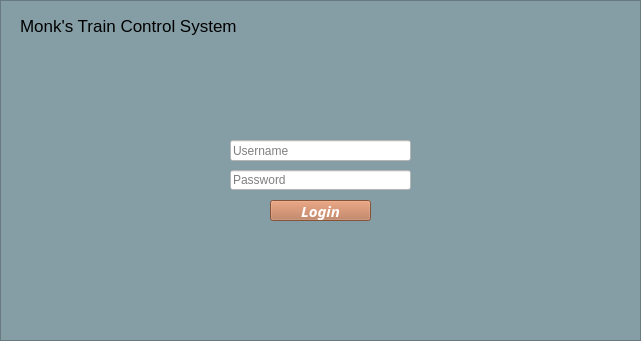
The window that src/UI/login_page.ui (aet37/ECE1140-Project) describes before a commit, drawn with Qt 5.
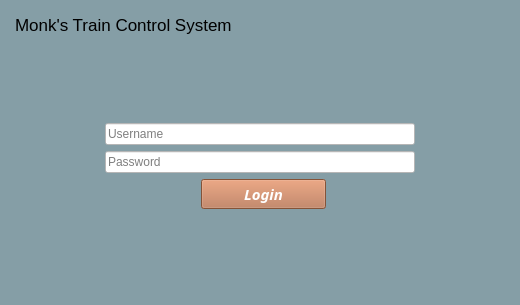
The same window after the commit.

Commit message: Fix up login page

Diff of the .ui file:
```diff
--- a/src/UI/login_page.ui
+++ b/src/UI/login_page.ui
@@ -6,64 +6,37 @@
    <rect>
     <x>0</x>
     <y>0</y>
-    <width>641</width>
-    <height>341</height>
+    <width>520</width>
+    <height>305</height>
    </rect>
   </property>
   <property name="windowTitle">
    <string>Login</string>
   </property>
   <widget class="QWidget" name="centralwidget">
-   <widget class="QFrame" name="frame">
-    <property name="geometry">
-     <rect>
-      <x>0</x>
-      <y>0</y>
-      <width>641</width>
-      <height>341</height>
-     </rect>
-    </property>
     <property name="styleSheet">
-     <string notr="true">border-color: rgb(0, 0, 0);
-background-color: rgb(133, 158, 166);</string>
-    </property>
-    <property name="frameShape">
-     <enum>QFrame::StyledPanel</enum>
+    <string notr="true">background-color: rgb(133, 158, 166);</string>
+   </property>
+   <layout class="QGridLayout" name="gridLayout">
+    <property name="leftMargin">
+     <number>15</number>
     </property>
-    <property name="frameShadow">
-     <enum>QFrame::Raised</enum>
+    <property name="topMargin">
+     <number>15</number>
     </property>
-    <widget class="QLabel" name="label">
-     <property name="geometry">
-      <rect>
-       <x>20</x>
-       <y>10</y>
-       <width>251</width>
-       <height>31</height>
-      </rect>
-     </property>
-     <property name="font">
-      <font>
-       <pointsize>13</pointsize>
-       <weight>50</weight>
-       <bold>false</bold>
-      </font>
-     </property>
-     <property name="styleSheet">
-      <string notr="true">color: rgb(0, 0, 0);</string>
-     </property>
-     <property name="text">
-      <string>Monk's Train Control System</string>
-     </property>
-    </widget>
+    <property name="rightMargin">
+     <number>15</number>
+    </property>
+    <property name="bottomMargin">
+     <number>15</number>
+    </property>
+    <item row="5" column="3">
     <widget class="QPushButton" name="login_button">
-     <property name="geometry">
-      <rect>
-       <x>270</x>
-       <y>200</y>
-       <width>101</width>
-       <height>21</height>
-      </rect>
+      <property name="minimumSize">
+       <size>
+        <width>125</width>
+        <height>0</height>
+       </size>
      </property>
      <property name="font">
       <font>
@@ -85,15 +58,48 @@
       <string>Login</string>
      </property>
     </widget>
+    </item>
+    <item row="2" column="0">
+     <spacer name="horizontalSpacer">
+      <property name="orientation">
+       <enum>Qt::Horizontal</enum>
+      </property>
+      <property name="sizeHint" stdset="0">
+       <size>
+        <width>40</width>
+        <height>20</height>
+       </size>
+      </property>
+     </spacer>
+    </item>
+    <item row="1" column="3">
+     <spacer name="verticalSpacer">
+      <property name="orientation">
+       <enum>Qt::Vertical</enum>
+      </property>
+      <property name="sizeHint" stdset="0">
+       <size>
+        <width>20</width>
+        <height>40</height>
+       </size>
+      </property>
+     </spacer>
+    </item>
+    <item row="5" column="1">
+     <spacer name="horizontalSpacer_2">
+      <property name="orientation">
+       <enum>Qt::Horizontal</enum>
+      </property>
+      <property name="sizeHint" stdset="0">
+       <size>
+        <width>40</width>
+        <height>20</height>
+       </size>
+      </property>
+     </spacer>
+    </item>
+    <item row="2" column="1" colspan="4">
     <widget class="QLineEdit" name="username_in">
-     <property name="geometry">
-      <rect>
-       <x>230</x>
-       <y>140</y>
-       <width>181</width>
-       <height>21</height>
-      </rect>
-     </property>
      <property name="styleSheet">
       <string notr="true">background-color: rgb(255, 255, 255);</string>
      </property>
@@ -101,14 +107,66 @@
       <string>Username</string>
      </property>
     </widget>
+    </item>
+    <item row="5" column="0">
+     <spacer name="horizontalSpacer_3">
+      <property name="orientation">
+       <enum>Qt::Horizontal</enum>
+      </property>
+      <property name="sizeHint" stdset="0">
+       <size>
+        <width>40</width>
+        <height>20</height>
+       </size>
+      </property>
+     </spacer>
+    </item>
+    <item row="6" column="3">
+     <spacer name="verticalSpacer_2">
+      <property name="orientation">
+       <enum>Qt::Vertical</enum>
+      </property>
+      <property name="sizeHint" stdset="0">
+       <size>
+        <width>20</width>
+        <height>40</height>
+       </size>
+      </property>
+     </spacer>
+    </item>
+    <item row="5" column="4">
+     <spacer name="horizontalSpacer_4">
+      <property name="orientation">
+       <enum>Qt::Horizontal</enum>
+      </property>
+      <property name="sizeHint" stdset="0">
+       <size>
+        <width>40</width>
+        <height>20</height>
+       </size>
+      </property>
+     </spacer>
+    </item>
+    <item row="5" column="5">
+     <spacer name="horizontalSpacer_5">
+      <property name="orientation">
+       <enum>Qt::Horizontal</enum>
+      </property>
+      <property name="sizeHint" stdset="0">
+       <size>
+        <width>40</width>
+        <height>20</height>
+       </size>
+      </property>
+     </spacer>
+    </item>
+    <item row="4" column="1" colspan="4">
     <widget class="QLineEdit" name="password_in">
-     <property name="geometry">
-      <rect>
-       <x>230</x>
-       <y>170</y>
-       <width>181</width>
-       <height>20</height>
-      </rect>
+      <property name="maximumSize">
+       <size>
+        <width>16777215</width>
+        <height>16777215</height>
+       </size>
      </property>
      <property name="styleSheet">
       <string notr="true">background-color: rgb(255, 255, 255);</string>
@@ -126,23 +184,37 @@
       <string>Password</string>
      </property>
     </widget>
-    <widget class="QLabel" name="alert_login">
-     <property name="geometry">
-      <rect>
-       <x>230</x>
-       <y>120</y>
-       <width>171</width>
-       <height>16</height>
-      </rect>
+    </item>
+    <item row="0" column="0" colspan="6">
+     <widget class="QLabel" name="label">
+      <property name="maximumSize">
+       <size>
+        <width>16777215</width>
+        <height>39</height>
+       </size>
+      </property>
+      <property name="font">
+       <font>
+        <pointsize>13</pointsize>
+        <weight>50</weight>
+        <bold>false</bold>
+       </font>
      </property>
      <property name="styleSheet">
-      <string notr="true">color: rgb(133, 158, 166);</string>
+       <string notr="true">color: rgb(0, 0, 0);</string>
      </property>
      <property name="text">
-      <string>Incorrect username or password!</string>
-     </property>
-    </widget>
-   </widget>
+       <string>Monk's Train Control System</string>
+      </property>
+      <property name="alignment">
+       <set>Qt::AlignLeading|Qt::AlignLeft|Qt::AlignTop</set>
+      </property>
+      <property name="margin">
+       <number>11</number>
+      </property>
+     </widget>
+    </item>
+   </layout>
   </widget>
  </widget>
  <resources/>
```
Lines whose indentation alone changed are shown as unchanged.
